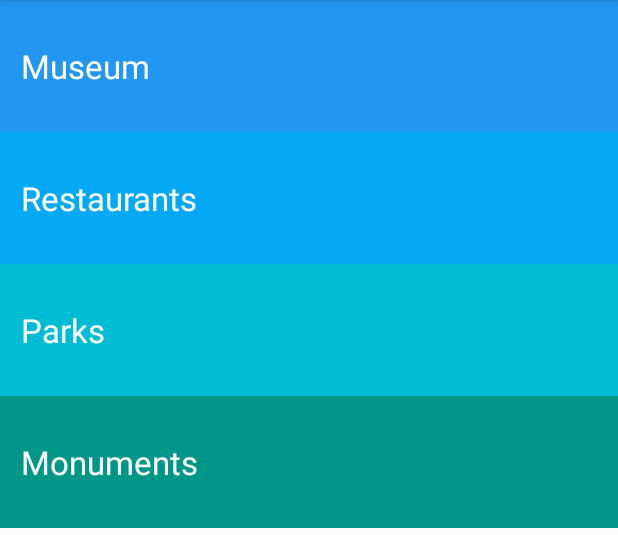
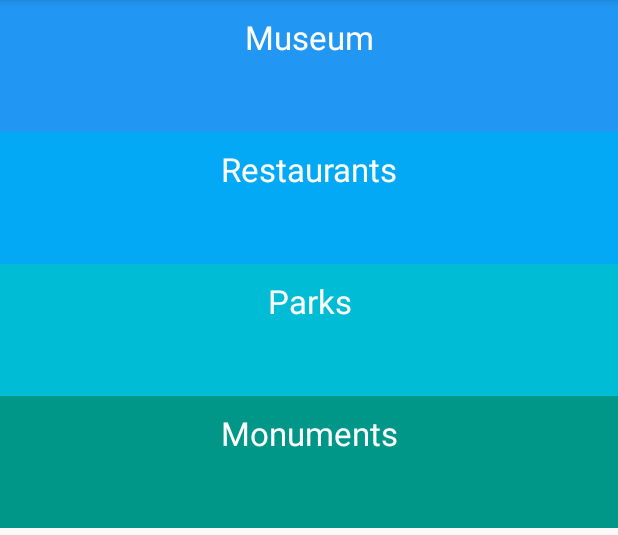
Before and after one commit to vearak-thach/TourApp, an Android app: the screen it shows after launch (MainActivity), on a phone screen of 412 x 824 dp, the part 84-619 px from its top. Run offline under Robolectric (Android 15) with nearby library versions, the phone set to English and light mode, and no system bars.

Commit message:
Tour Guide App. Commit and push for project submission.

```diff
--- a/app/src/main/res/values/styles.xml
+++ b/app/src/main/res/values/styles.xml
@@ -12,8 +12,8 @@
     <style name="CategoryStyle">
         <item name="android:layout_width">match_parent</item>
         <item name="android:layout_height">@dimen/list_item_height</item>
-        <item name="android:gravity">center_vertical</item>
-        <item name="android:padding">14dp</item>
+        <item name="android:gravity">center_horizontal</item>
+        <item name="android:padding">10dp</item>
         <item name="android:textColor">@android:color/white</item>
         <item name="android:textAppearance">?android:textAppearanceLarge</item>
     </style>
```
